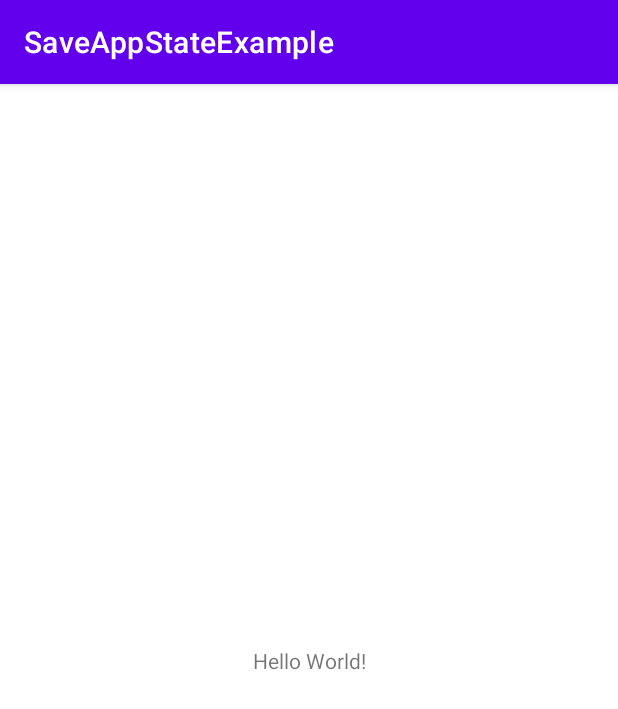
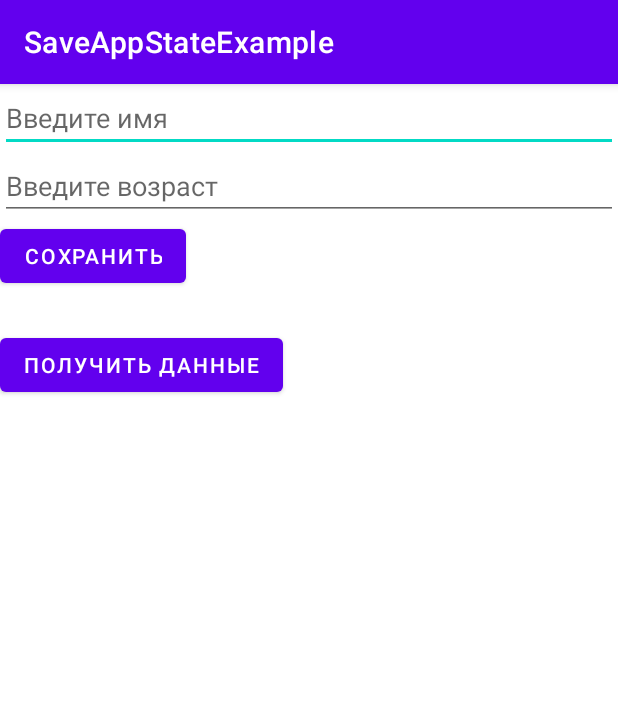
Before and after one commit to dckrOff/Saving-Application-State-Android, an Android app: the screen it shows after launch (MainActivity), on a phone screen of 412 x 824 dp. Shown: the top 709 px of the screen. Run offline under Robolectric (Android 15) with nearby library versions, the phone set to English and light mode, and no system bars.

```diff
--- /dev/null
+++ b/app/src/main/java/com/a1tech/saveappstateexample/User.java
@@ -0,0 +1,30 @@
+package com.a1tech.saveappstateexample;
+
+import java.io.Serializable;
+
+public class User implements Serializable {
+
+    private String name;
+    private int age;
+
+    public User(String name, int age){
+        this.name = name;
+        this.age = age;
+    }
+
+    public String getName() {
+        return name;
+    }
+
+    public void setName(String name) {
+        this.name = name;
+    }
+
+    public int getAge() {
+        return age;
+    }
+
+    public void setAge(int age) {
+        this.age = age;
+    }
+}
--- a/app/src/main/res/layout/activity_main.xml
+++ b/app/src/main/res/layout/activity_main.xml
@@ -1,18 +1,54 @@
 <?xml version="1.0" encoding="utf-8"?>
-<androidx.constraintlayout.widget.ConstraintLayout xmlns:android="http://schemas.android.com/apk/res/android"
+<androidx.constraintlayout.widget.ConstraintLayout
+    xmlns:android="http://schemas.android.com/apk/res/android"
     xmlns:app="http://schemas.android.com/apk/res-auto"
-    xmlns:tools="http://schemas.android.com/tools"
     android:layout_width="match_parent"
-    android:layout_height="match_parent"
-    tools:context=".MainActivity">
+    android:layout_height="match_parent" >
+
+    <EditText
+        android:id="@+id/nameBox"
+        android:layout_width="0dp"
+        android:layout_height="wrap_content"
+        android:hint="Введите имя"
+        app:layout_constraintBottom_toTopOf="@id/yearBox"
+        app:layout_constraintLeft_toLeftOf="parent"
+        app:layout_constraintRight_toRightOf="parent"
+        app:layout_constraintTop_toTopOf="parent" />
+    <EditText
+        android:id="@+id/yearBox"
+        android:layout_width="0dp"
+        android:layout_height="wrap_content"
+        android:hint="Введите возраст"
+        android:inputType="numberDecimal"
+        app:layout_constraintBottom_toTopOf="@id/saveButton"
+        app:layout_constraintLeft_toLeftOf="parent"
+        app:layout_constraintRight_toRightOf="parent"
+        app:layout_constraintTop_toTopOf="parent" />
+    <Button
+        android:id="@+id/saveButton"
+        android:layout_width="wrap_content"
+        android:layout_height="wrap_content"
+        android:text="Сохранить"
+        android:onClick="saveData"
+        app:layout_constraintBottom_toTopOf="@id/dataView"
+        app:layout_constraintLeft_toLeftOf="parent"
+        app:layout_constraintTop_toBottomOf="@id/yearBox"/>
 
     <TextView
+        android:id="@+id/dataView"
         android:layout_width="wrap_content"
         android:layout_height="wrap_content"
-        android:text="Hello World!"
-        app:layout_constraintBottom_toBottomOf="parent"
-        app:layout_constraintEnd_toEndOf="parent"
-        app:layout_constraintStart_toStartOf="parent"
-        app:layout_constraintTop_toTopOf="parent" />
+        android:textSize="18sp"
+        app:layout_constraintBottom_toTopOf="@id/getButton"
+        app:layout_constraintLeft_toLeftOf="parent"
+        app:layout_constraintTop_toBottomOf="@id/saveButton"/>
+    <Button
+        android:id="@+id/getButton"
+        android:layout_width="wrap_content"
+        android:layout_height="wrap_content"
+        android:text="Получить данные"
+        android:onClick="getData"
+        app:layout_constraintLeft_toLeftOf="parent"
+        app:layout_constraintTop_toBottomOf="@id/dataView"/>
 
 </androidx.constraintlayout.widget.ConstraintLayout>
```
Also changed, not shown: app/src/main/java/com/a1tech/saveappstateexample/MainActivity.java (+47 -0 lines).
